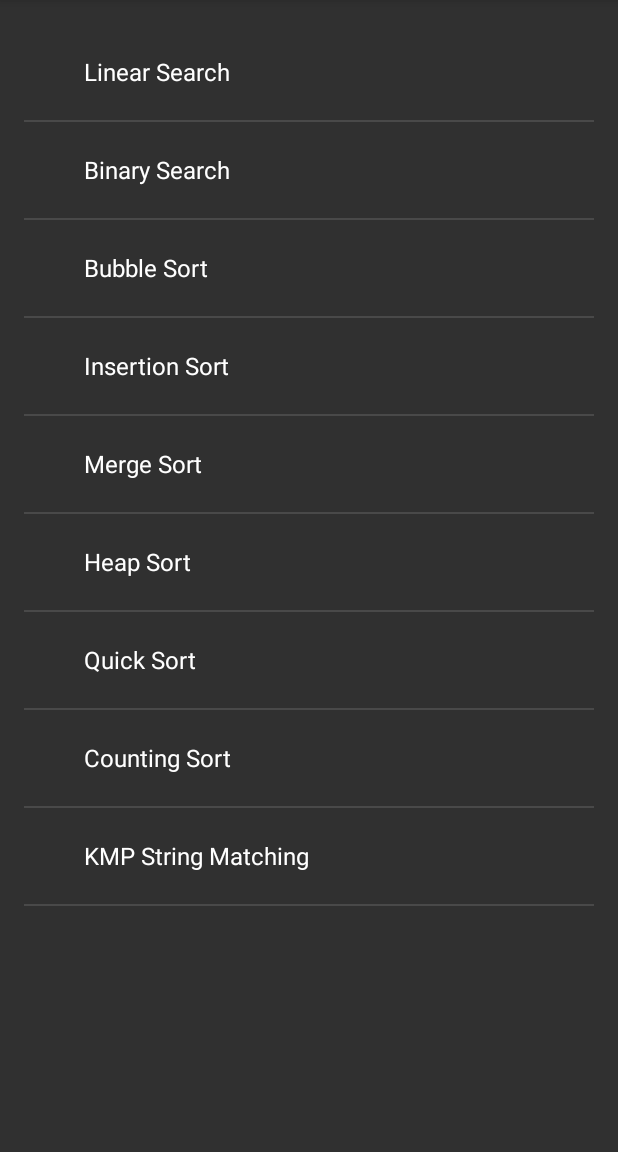
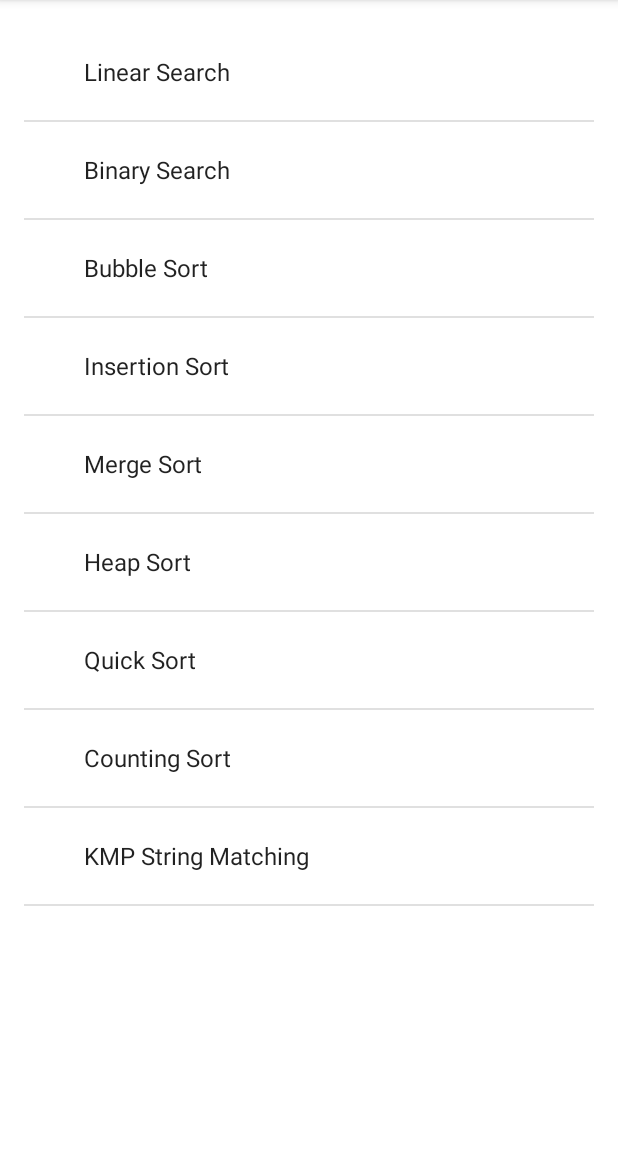
Before and after one commit to ckhurana/AlgoPlexity, an Android app: the screen it shows after launch (MainActivity), on a phone screen of 412 x 824 dp, the part 84-1236 px from its top. Run offline under Robolectric (Android 15) with nearby library versions, the phone set to English and light mode, and no system bars.

Commit message:
Design updated with Material Guidelines

```diff
--- a/app/src/main/res/values/colors.xml
+++ b/app/src/main/res/values/colors.xml
@@ -3,4 +3,6 @@
     <color name="primary">#2196F3</color>
     <color name="primaryDark">#1976D2</color>
     <color name="accent">#E91E63</color>
+    <color name="windowBg">#FFFFFF</color>
+    <color name="textPrimary">#FFFFFF</color>
 </resources>
--- a/app/src/main/res/values/styles.xml
+++ b/app/src/main/res/values/styles.xml
@@ -1,11 +1,14 @@
 <resources>
 
     <!-- Base application theme. -->
-    <style name="AppTheme" parent="Theme.AppCompat">
+    <style name="AppTheme" parent="Theme.AppCompat.Light">
         <!-- Customize your theme here. -->
         <item name="colorPrimary">@color/primary</item>
         <item name="colorPrimaryDark">@color/primaryDark</item>
         <item name="colorAccent">@color/accent</item>
+        <item name="android:windowBackground">@color/windowBg</item>
+        <item name="android:textColorPrimary">@color/textPrimary</item>
+        <item name="android:textColor">@color/primary_text_default_material_light</item>
     </style>
 
 </resources>
```
Also changed, not shown: 1 other file.
